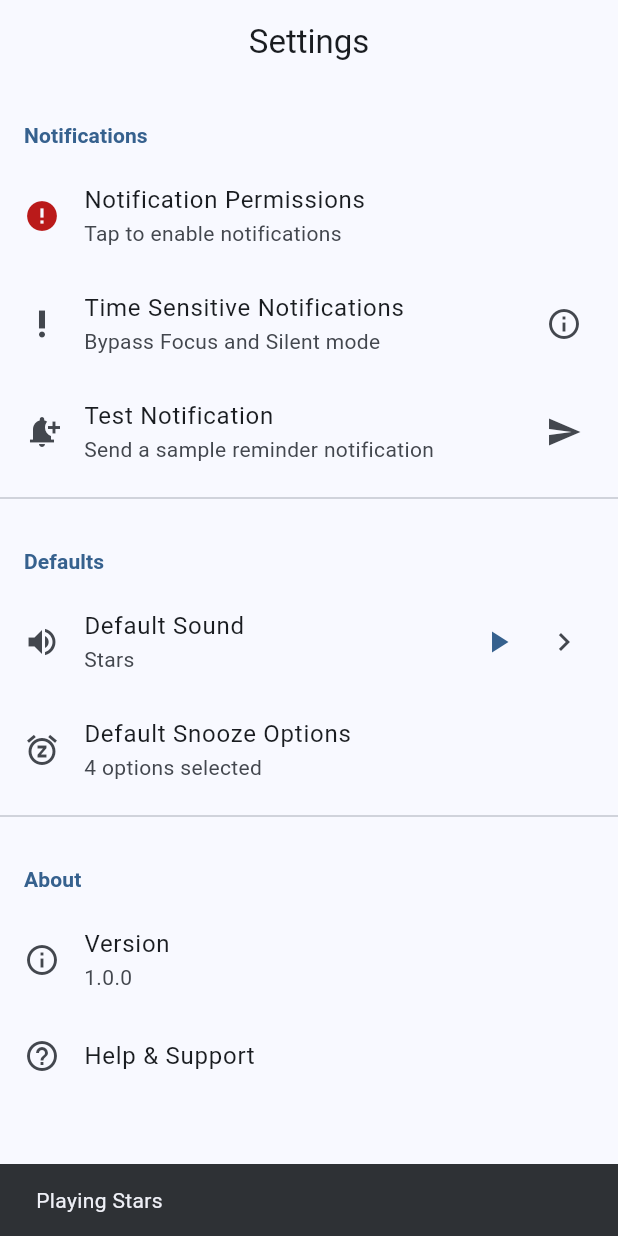
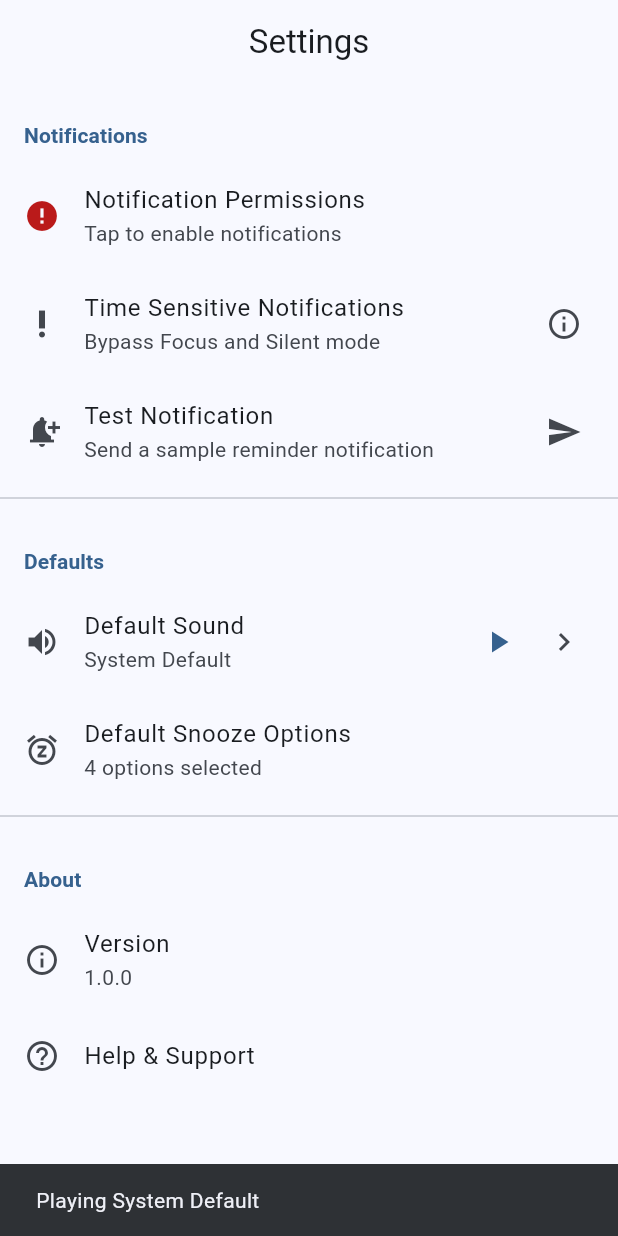
Before and after one commit to saharkroglen/ios_alarm, a Flutter app: the SettingsScreen screen opened by its route, after a tap on the "play arrow" icon, on a phone screen of 412 x 824 dp. Run offline on Flutter 3.47's test engine with Material 3 defaults, Android fonts, the light colour scheme and no system bars; our stand-ins replace audioplayers, drift, drift_sqflite, flutter_local_notifications, flutter_riverpod, go_router and 3 more; accounts and stored records are empty; generated files the repository leaves out were written again.

Commit message:
add system default sound to be the default sound for the app. until selecting a default sound in the app settings screen

```diff
--- a/lib/models/reminder.dart
+++ b/lib/models/reminder.dart
@@ -185,10 +185,11 @@ const List<SnoozePreset> kDefaultSnoozePresets = [
 
 /// Available sound files (to be placed in assets/sounds/)
 const List<String> kAvailableSounds = [
+  'system_default', // System default notification sound
   'stars.caf',
   'summer.caf',
   'mistery.caf',
 ];
 
-/// Default sound
-const String kDefaultSound = 'stars.caf';
+/// Default sound (system default for first launch)
+const String kDefaultSound = 'system_default';
--- a/lib/screens/create_edit_reminder_screen.dart
+++ b/lib/screens/create_edit_reminder_screen.dart
@@ -464,6 +464,8 @@ class _CreateEditReminderScreenState
 
   String _getSoundDisplayName(String soundName) {
     switch (soundName) {
+      case 'system_default':
+        return 'System Default';
       case 'stars.caf':
         return 'Stars';
       case 'summer.caf':
@@ -499,6 +501,9 @@ class _CreateEditReminderScreenState
         // Fallback to system sounds
         SystemSoundType soundType;
         switch (soundName) {
+          case 'system_default':
+            soundType = SystemSoundType.alert; // Default notification sound
+            break;
           case 'stars.caf':
             soundType = SystemSoundType.click;
             break;
--- a/lib/screens/settings_screen.dart
+++ b/lib/screens/settings_screen.dart
@@ -363,6 +363,19 @@ class _SettingsScreenState extends ConsumerState<SettingsScreen> {
         // Fallback to system sounds
         SystemSoundType soundType;
         switch (soundName) {
+          case 'system_default':
+            soundType = SystemSoundType.alert; // Default notification sound
+            break;
+          case 'stars.caf':
+            soundType = SystemSoundType.click;
+            break;
+          case 'summer.caf':
+            soundType = SystemSoundType.alert;
+            break;
+          case 'mistery.caf':
+            soundType = SystemSoundType.alert;
+            break;
+          // Legacy support
           case 'alarm_1.caf':
             soundType = SystemSoundType.alert;
             break;
@@ -465,6 +478,8 @@ class _SettingsScreenState extends ConsumerState<SettingsScreen> {
 
   String _getSoundDisplayName(String soundName) {
     switch (soundName) {
+      case 'system_default':
+        return 'System Default';
       case 'stars.caf':
         return 'Stars';
       case 'summer.caf':
--- a/lib/services/notification_service.dart
+++ b/lib/services/notification_service.dart
@@ -201,6 +201,16 @@ class IOSNotificationService implements NotificationService {
     bool isMain = true,
   }) {
     switch (reminder.soundName) {
+      case 'system_default':
+        return DarwinNotificationDetails(
+          categoryIdentifier: kAlarmCategory,
+          sound: null, // null uses system default sound
+          interruptionLevel: InterruptionLevel.timeSensitive,
+          presentAlert: true,
+          presentBadge: true,
+          presentSound: true,
+          badgeNumber: 1,
+        );
       case 'stars.caf':
         return DarwinNotificationDetails(
           categoryIdentifier: kAlarmCategory,
@@ -209,7 +219,7 @@ class IOSNotificationService implements NotificationService {
           presentAlert: true,
           presentBadge: true,
           presentSound: true,
-          badgeNumber: 1,
+          badgeNumber: 2,
         );
       case 'summer.caf':
         return DarwinNotificationDetails(
@@ -219,7 +229,7 @@ class IOSNotificationService implements NotificationService {
           presentAlert: true,
           presentBadge: true,
           presentSound: true,
-          badgeNumber: 2,
+          badgeNumber: 3,
         );
       case 'mistery.caf':
         return DarwinNotificationDetails(
@@ -229,7 +239,7 @@ class IOSNotificationService implements NotificationService {
           presentAlert: true,
           presentBadge: true,
           presentSound: true,
-          badgeNumber: 3,
+          badgeNumber: 4,
         );
       // Legacy support for old names
       case 'chime_1.caf':
@@ -265,7 +275,7 @@ class IOSNotificationService implements NotificationService {
       default:
         return DarwinNotificationDetails(
           categoryIdentifier: kAlarmCategory,
-          sound: 'stars.caf', // Default to stars.caf instead of null
+          sound: null, // Default to system sound
           interruptionLevel: InterruptionLevel.active,
           presentAlert: true,
           presentBadge: true,
```
Also changed, not shown: 2 other files.
